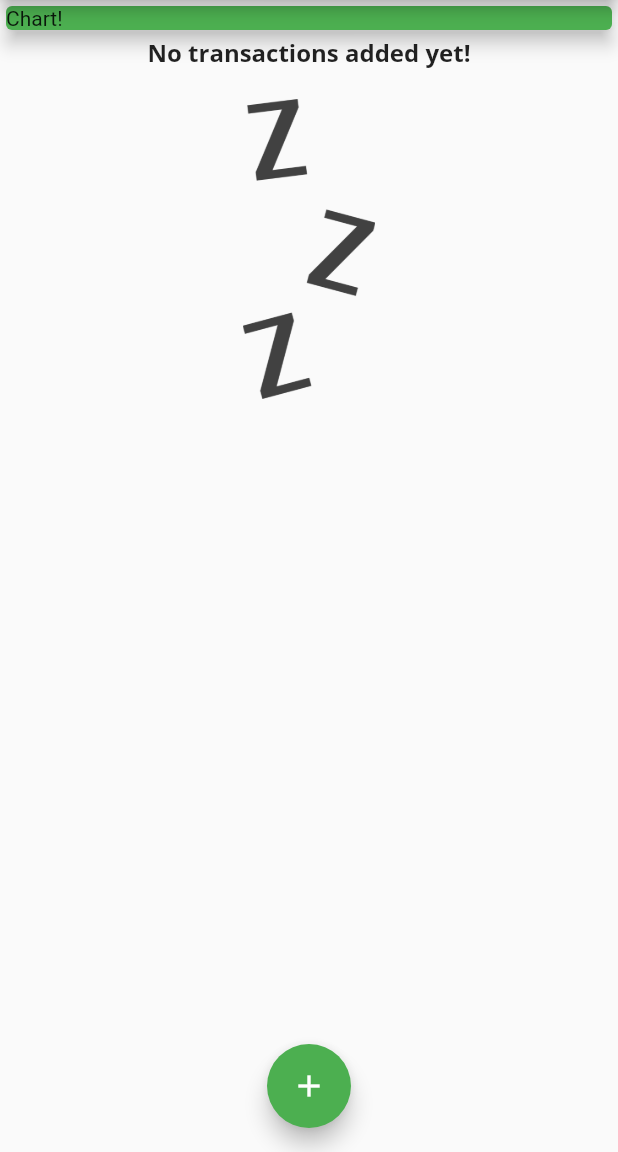
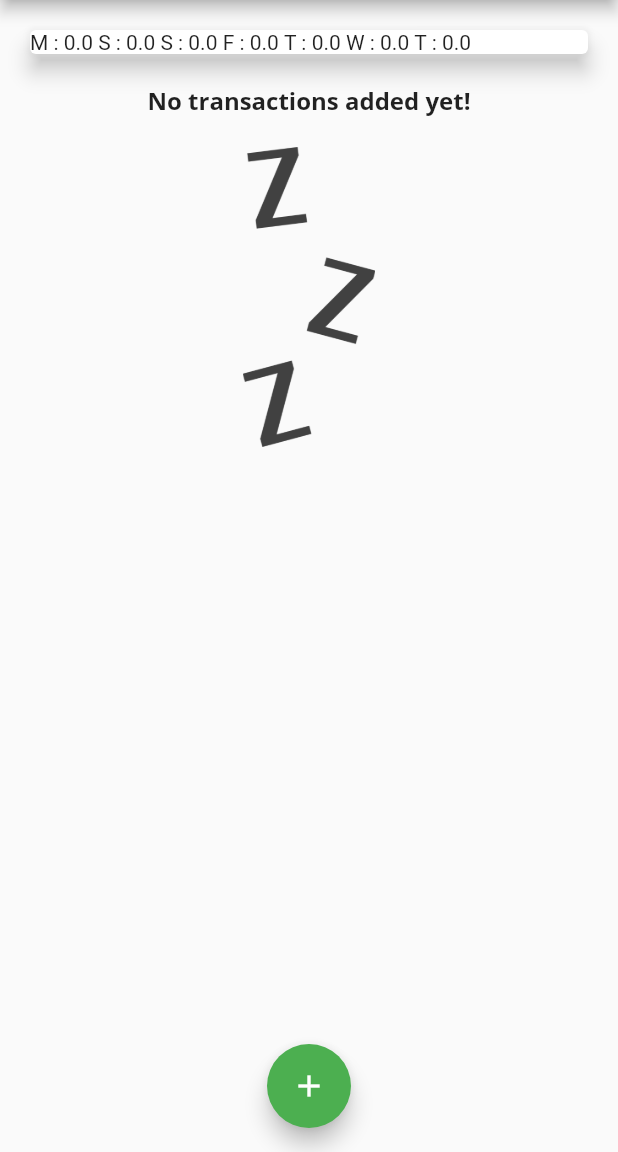
Before and after one commit to AlvaroBishop/personal_expenses_app_Flutter, a Flutter app: the screen it shows after launch, on a phone screen of 412 x 824 dp, the part 84-1236 px from its top. Run offline on Flutter 3.47's test engine with Material 2 defaults, Android fonts, the phone set to English and light mode, and no system bars; Roboto replaces fonts that are missing (Open Sans).

Commit message:
add chart base widget

```diff
--- a/lib/main.dart
+++ b/lib/main.dart
@@ -1,5 +1,6 @@
 import 'package:flutter/material.dart';
 import 'package:personal_expenses_app/models/transaction.dart';
+import 'package:personal_expenses_app/widgets/chart.dart';
 import 'package:personal_expenses_app/widgets/new_transaction.dart';
 import 'package:personal_expenses_app/widgets/transactions_list.dart';
 
@@ -23,7 +24,7 @@ class MyApp extends StatelessWidget {
                   fontSize: 16,
                   fontWeight: FontWeight.bold,
                 )),
-            appBarTheme: AppBarTheme(
+            appBarTheme: const AppBarTheme(
                 titleTextStyle: TextStyle(
               fontFamily: 'OpenSans',
               fontSize: 20,
@@ -59,6 +60,16 @@ class _MyHomePageState extends State<MyHomePage> {
     //   date: DateTime.now(),
     // ),
   ];
+
+  List<Transaction> get _recentTransactions {
+    return _userTransactions.where((tx) {
+      return tx.date.isAfter(
+        DateTime.now().subtract(
+          const Duration(days: 7),
+        ),
+      );
+    }).toList();
+  }
 
   void _addNewTransaction(String txTitle, double txAmount) {
     final newTx = Transaction(
@@ -97,21 +108,14 @@ class _MyHomePageState extends State<MyHomePage> {
         body: Column(
           crossAxisAlignment: CrossAxisAlignment.stretch,
           children: <Widget>[
-            Container(
-              width: double.infinity,
-              child: Card(
-                color: Theme.of(context).primaryColor,
-                elevation: 5,
-                child: Text('Chart!'),
-              ),
-            ),
+            Chart(recentTransactions: _recentTransactions),
             TransactionList(transactions: _userTransactions),
           ],
         ),
         floatingActionButtonLocation: FloatingActionButtonLocation.centerFloat,
         floatingActionButton: FloatingActionButton(
           onPressed: () => _startAddNewTransaction(context),
-          child: Icon(Icons.add),
+          child: const Icon(Icons.add),
         ));
   }
 }
--- a/lib/widgets/chart.dart
+++ b/lib/widgets/chart.dart
@@ -1,4 +1,5 @@
 import 'package:flutter/material.dart';
+import 'package:intl/intl.dart';
 import 'package:personal_expenses_app/models/transaction.dart';
 
 class Chart extends StatelessWidget {
@@ -6,8 +7,23 @@ class Chart extends StatelessWidget {
 
   List<Map<String, Object>> get groupedTransactionValues {
     return List.generate(7, (index) {
-      final weekDay = DateTime.now().day(index);
-      return {'day': 'T', 'amount': 9.99};
+      final weekDay = DateTime.now().subtract(
+        Duration(days: index),
+      );
+
+      double totalSum = 0.0;
+
+      for (var i = 0; i < recentTransactions.length; i++) {
+        if (recentTransactions[i].date.day == weekDay.day &&
+            recentTransactions[i].date.month == weekDay.month &&
+            recentTransactions[i].date.year == weekDay.year) {
+          totalSum += recentTransactions[i].amount;
+        }
+      }
+      return {
+        'day': DateFormat.E().format(weekDay).substring(0, 1),
+        'amount': totalSum
+      };
     });
   }
 
@@ -17,8 +33,12 @@ class Chart extends StatelessWidget {
   Widget build(BuildContext context) {
     return Card(
       elevation: 6,
-      margin: EdgeInsets.all(20),
-      child: Row(children: []),
+      margin: const EdgeInsets.all(20),
+      child: Row(
+        children: groupedTransactionValues
+            .map((e) => Text('${e['day']} : ${e['amount']} '))
+            .toList(),
+      ),
     );
   }
 }
```
